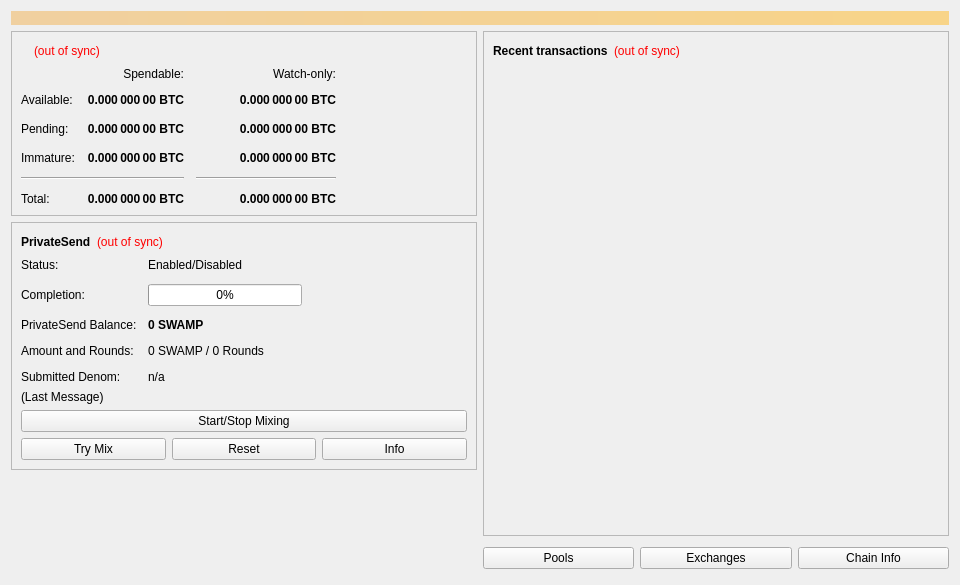
First picture: the form in src/qt/forms/overviewpage.ui, repository devilking6105/swamp, before the edit.
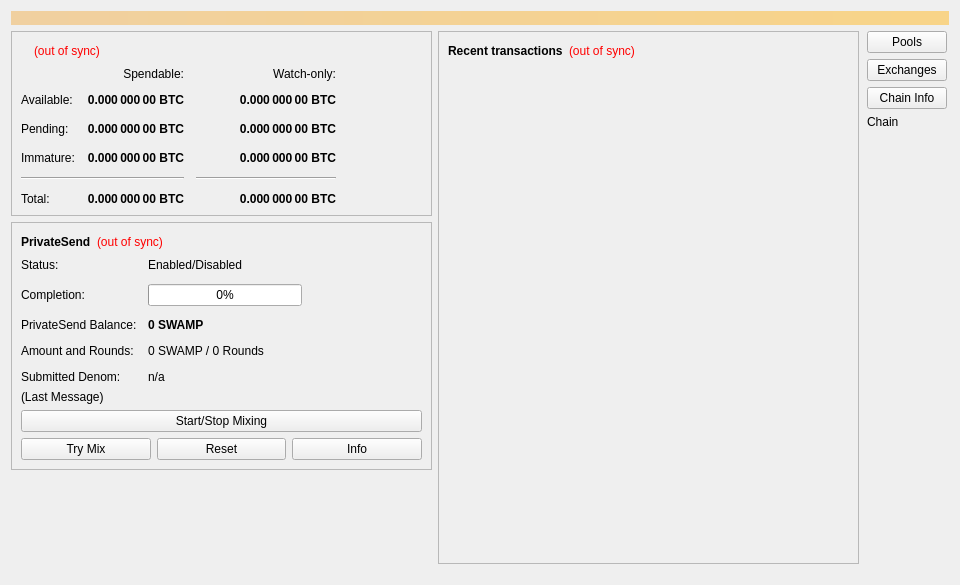
Second picture: the form after the edit. Icons and pictures are not drawn.

What changed in the file:
```diff
--- a/src/qt/forms/overviewpage.ui
+++ b/src/qt/forms/overviewpage.ui
@@ -40,7 +40,7 @@
     </widget>
    </item>
    <item>
-    <layout class="QHBoxLayout" name="horizontalLayout" stretch="1,1">
+    <layout class="QHBoxLayout" name="horizontalLayout" stretch="1,1,0">
      <item>
       <layout class="QVBoxLayout" name="verticalLayout_2">
        <item>
@@ -754,6 +754,21 @@
          <property name="bottomMargin">
           <number>5</number>
          </property>
+        </layout>
+       </item>
+      </layout>
+     </item>
+     <item>
+      <layout class="QVBoxLayout" name="verticalLayout_5">
+       <property name="spacing">
+        <number>6</number>
+       </property>
+       <property name="leftMargin">
+        <number>2</number>
+       </property>
+       <property name="rightMargin">
+        <number>2</number>
+       </property>
          <item>
           <widget class="QPushButton" name="pushButton_3">
            <property name="toolTip">
@@ -784,7 +799,31 @@
            </property>
           </widget>
          </item>
-        </layout>
+       <item>
+        <widget class="QLabel" name="chainLabel">
+         <property name="toolTip">
+          <string>&lt;html&gt;&lt;head/&gt;&lt;body&gt;&lt;p align=&quot;center&quot;&gt;&lt;img src=&quot;:/icons/drkblue/about&quot;/&gt;&lt;/p&gt;&lt;p align=&quot;center&quot;&gt;&lt;span style=&quot; font-weight:600;&quot;&gt;Type:&lt;/span&gt; POW/Masternodes &lt;br/&gt;&lt;span style=&quot; font-weight:600;&quot;&gt;Algo:&lt;/span&gt; YesPower &lt;br/&gt;&lt;span style=&quot; font-weight:600;&quot;&gt;Block Time:&lt;/span&gt; 110 Seconds &lt;br/&gt;&lt;span style=&quot; font-weight:600;&quot;&gt;Block Size:&lt;/span&gt; 1mb &lt;br/&gt;&lt;span style=&quot; font-weight:600;&quot;&gt;Max Supply:&lt;/span&gt; 40 mil &lt;br/&gt;&lt;span style=&quot; font-weight:600;&quot;&gt;Transaction Maturity:&lt;/span&gt; 6 Confirmation &lt;br/&gt;&lt;span style=&quot; font-weight:600;&quot;&gt;Mined Block Maturity:&lt;/span&gt; 101 confirmations &lt;br/&gt;&lt;span style=&quot; font-weight:600;&quot;&gt;Masternode Collateral:&lt;/span&gt; 1000 SWAMP &lt;/p&gt;&lt;/body&gt;&lt;/html&gt;</string>
+         </property>
+         <property name="frameShadow">
+          <enum>QFrame::Sunken</enum>
+         </property>
+         <property name="text">
+          <string>Chain</string>
+         </property>
+        </widget>
+       </item>
+       <item>
+        <spacer name="verticalSpacer_3">
+         <property name="orientation">
+          <enum>Qt::Vertical</enum>
+         </property>
+         <property name="sizeHint" stdset="0">
+          <size>
+           <width>20</width>
+           <height>40</height>
+          </size>
+         </property>
+        </spacer>
        </item>
       </layout>
      </item>
```
Lines whose indentation alone changed are shown as unchanged.
